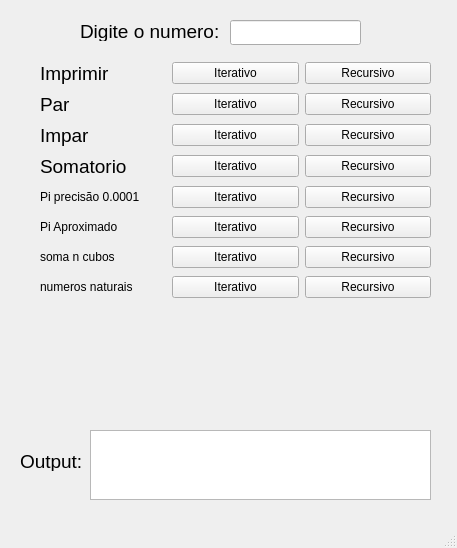
The window that mainwindow.ui (cpedrohenrique1/recursividade) describes before a commit, drawn with Qt 5.
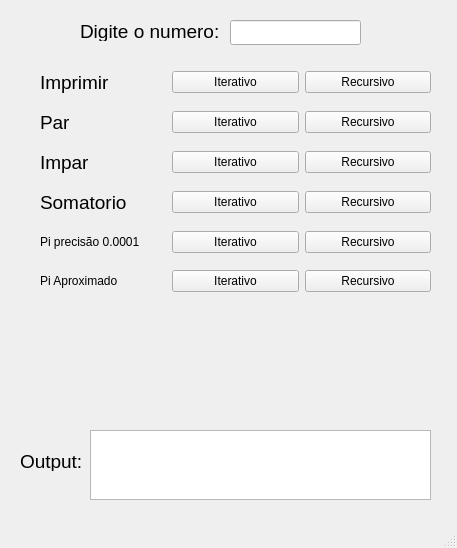
The same window after the commit.

What changed in the file:
```diff
--- a/mainwindow.ui
+++ b/mainwindow.ui
@@ -220,56 +220,6 @@
        </item>
       </layout>
      </item>
-     <item>
-      <layout class="QHBoxLayout" name="horizontalLayout_7">
-       <item>
-        <widget class="QLabel" name="label_9">
-         <property name="text">
-          <string>&lt;html&gt;&lt;head/&gt;&lt;body&gt;&lt;p&gt;soma n cubos&lt;/p&gt;&lt;/body&gt;&lt;/html&gt;</string>
-         </property>
-        </widget>
-       </item>
-       <item>
-        <widget class="QPushButton" name="pushButton_iterativoNcubos">
-         <property name="text">
-          <string>Iterativo</string>
-         </property>
-        </widget>
-       </item>
-       <item>
-        <widget class="QPushButton" name="pushButton_recursivoNcubos">
-         <property name="text">
-          <string>Recursivo</string>
-         </property>
-        </widget>
-       </item>
-      </layout>
-     </item>
-     <item>
-      <layout class="QHBoxLayout" name="horizontalLayout_8">
-       <item>
-        <widget class="QLabel" name="label_10">
-         <property name="text">
-          <string>&lt;html&gt;&lt;head/&gt;&lt;body&gt;&lt;p&gt;numeros naturais&lt;/p&gt;&lt;/body&gt;&lt;/html&gt;</string>
-         </property>
-        </widget>
-       </item>
-       <item>
-        <widget class="QPushButton" name="pushButton_iterativoNmnaturais">
-         <property name="text">
-          <string>Iterativo</string>
-         </property>
-        </widget>
-       </item>
-       <item>
-        <widget class="QPushButton" name="pushButton_recursivoNmnaturais">
-         <property name="text">
-          <string>Recursivo</string>
-         </property>
-        </widget>
-       </item>
-      </layout>
-     </item>
     </layout>
    </widget>
   </widget>
```
